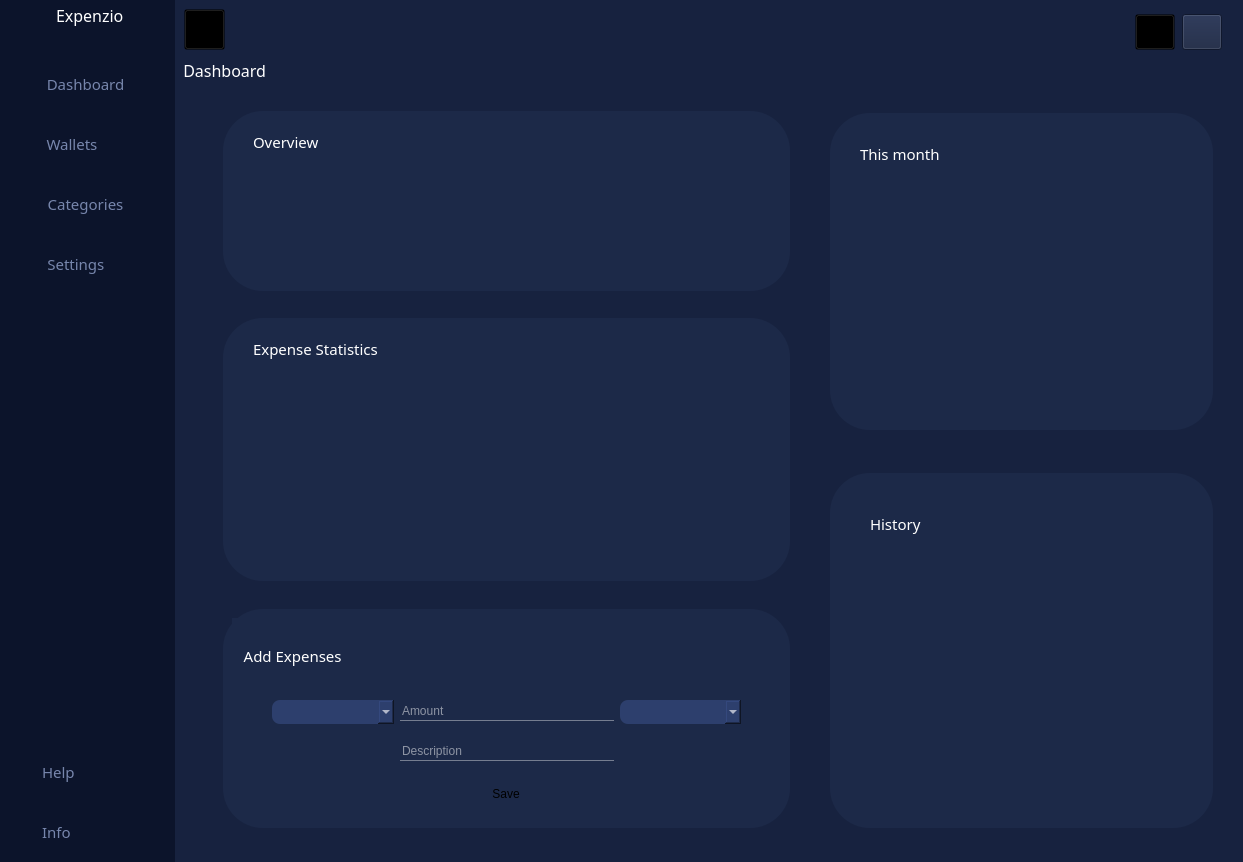
Old version of the form HOMEWINDOW5.ui in the repository v4sud3v/MINI-PROJECT.
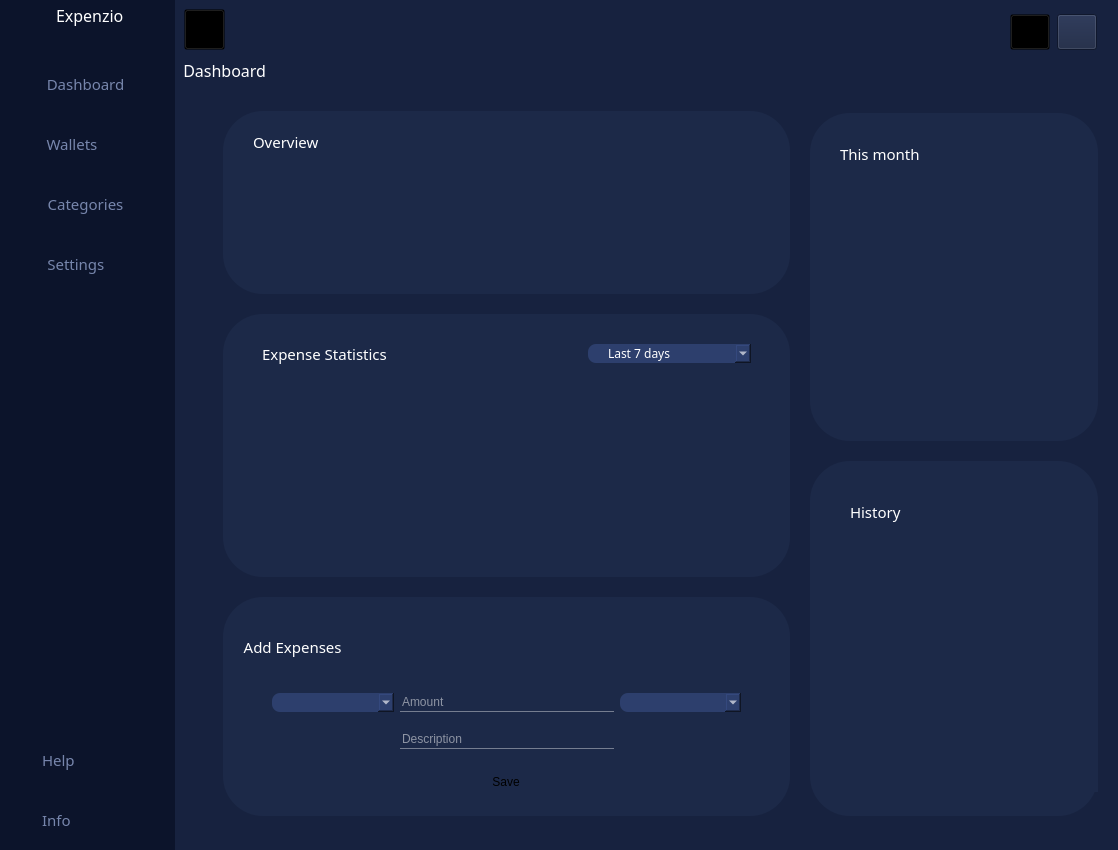
New version of the form. Icons and pictures are not drawn.

Patch:
```diff
--- a/HOMEWINDOW5.ui
+++ b/HOMEWINDOW5.ui
@@ -6,8 +6,8 @@
    <rect>
     <x>0</x>
     <y>0</y>
-    <width>1243</width>
-    <height>862</height>
+    <width>1118</width>
+    <height>850</height>
    </rect>
   </property>
   <property name="windowTitle">
@@ -689,7 +689,7 @@
            <item>
             <layout class="QHBoxLayout" name="horizontalLayout_6">
              <property name="spacing">
-              <number>0</number>
+              <number>20</number>
              </property>
              <property name="sizeConstraint">
               <enum>QLayout::SetDefaultConstraint</enum>
@@ -700,10 +700,13 @@
              <property name="topMargin">
               <number>29</number>
              </property>
+             <property name="rightMargin">
+              <number>20</number>
+             </property>
              <item>
               <layout class="QVBoxLayout" name="verticalLayout_9">
                <property name="spacing">
-                <number>6</number>
+                <number>20</number>
                </property>
                <property name="leftMargin">
                 <number>31</number>
@@ -789,22 +792,6 @@
                  </widget>
                 </widget>
                </item>
-               <item>
-                <spacer name="verticalSpacer">
-                 <property name="orientation">
-                  <enum>Qt::Vertical</enum>
-                 </property>
-                 <property name="sizeType">
-                  <enum>QSizePolicy::Preferred</enum>
-                 </property>
-                 <property name="sizeHint" stdset="0">
-                  <size>
-                   <width>20</width>
-                   <height>40</height>
-                  </size>
-                 </property>
-                </spacer>
-               </item>
                <item>
                 <widget class="QFrame" name="Statistics_frame">
                  <property name="sizePolicy">
@@ -846,59 +833,159 @@
                  <property name="lineWidth">
                   <number>0</number>
                  </property>
-                 <widget class="QLabel" name="label_2">
-                  <property name="geometry">
-                   <rect>
-                    <x>30</x>
-                    <y>20</y>
-                    <width>151</width>
-                    <height>21</height>
-                   </rect>
-                  </property>
-                  <property name="font">
-                   <font>
-                    <family>Century Gothic</family>
-                    <pointsize>11</pointsize>
-                    <weight>50</weight>
-                    <italic>false</italic>
-                    <bold>false</bold>
-                   </font>
-                  </property>
-                  <property name="styleSheet">
-                   <string notr="true">color:#fff</string>
-                  </property>
-                  <property name="text">
-                   <string>Expense Statistics</string>
-                  </property>
-                 </widget>
-                 <widget class="QWidget" name="widget_3" native="true">
-                  <property name="geometry">
-                   <rect>
-                    <x>30</x>
-                    <y>60</y>
-                    <width>511</width>
-                    <height>171</height>
-                   </rect>
-                  </property>
-                 </widget>
+                 <layout class="QVBoxLayout" name="verticalLayout">
+                  <item>
+                   <layout class="QHBoxLayout" name="horizontalLayout_11">
+                    <property name="spacing">
+                     <number>0</number>
+                    </property>
+                    <property name="leftMargin">
+                     <number>30</number>
+                    </property>
+                    <property name="topMargin">
+                     <number>20</number>
+                    </property>
+                    <property name="rightMargin">
+                     <number>30</number>
+                    </property>
+                    <item>
+                     <widget class="QLabel" name="label_2">
+                      <property name="sizePolicy">
+                       <sizepolicy hsizetype="Expanding" vsizetype="Preferred">
+                        <horstretch>0</horstretch>
+                        <verstretch>0</verstretch>
+                       </sizepolicy>
+                      </property>
+                      <property name="font">
+                       <font>
+                        <family>Century Gothic</family>
+                        <pointsize>11</pointsize>
+                        <weight>50</weight>
+                        <italic>false</italic>
+                        <bold>false</bold>
+                       </font>
+                      </property>
+                      <property name="toolTipDuration">
+                       <number>0</number>
+                      </property>
+                      <property name="styleSheet">
+                       <string notr="true">color:#fff</string>
+                      </property>
+                      <property name="text">
+                       <string>Expense Statistics</string>
+                      </property>
+                     </widget>
+                    </item>
+                    <item>
+                     <spacer name="horizontalSpacer_3">
+                      <property name="orientation">
+                       <enum>Qt::Horizontal</enum>
+                      </property>
+                      <property name="sizeType">
+                       <enum>QSizePolicy::Expanding</enum>
+                      </property>
+                      <property name="sizeHint" stdset="0">
+                       <size>
+                        <width>30</width>
+                        <height>20</height>
+                       </size>
+                      </property>
+                     </spacer>
+                    </item>
+                    <item>
+                     <widget class="QComboBox" name="comboBox_3">
+                      <property name="sizePolicy">
+                       <sizepolicy hsizetype="Expanding" vsizetype="Fixed">
+                        <horstretch>0</horstretch>
+                        <verstretch>0</verstretch>
+                       </sizepolicy>
+                      </property>
+                      <property name="minimumSize">
+                       <size>
+                        <width>111</width>
+                        <height>4</height>
+                       </size>
+                      </property>
+                      <property name="maximumSize">
+                       <size>
+                        <width>16777215</width>
+                        <height>16777215</height>
+                       </size>
+                      </property>
+                      <property name="sizeIncrement">
+                       <size>
+                        <width>0</width>
+                        <height>0</height>
+                       </size>
+                      </property>
+                      <property name="font">
+                       <font>
+                        <family>Century Gothic</family>
+                        <pointsize>9</pointsize>
+                        <weight>50</weight>
+                        <italic>false</italic>
+                        <bold>false</bold>
+                       </font>
+                      </property>
+                      <property name="layoutDirection">
+                       <enum>Qt::LeftToRight</enum>
+                      </property>
+                      <property name="styleSheet">
+                       <string notr="true">*{color:#fff;
+background-color: rgb(45, 63, 109);
+border-radius:8px;}
+QComboBox{
+	padding-left: 20px;
+
+}
+QComboBox::drop-down {
+	
+	image: url(:/icon/icons/chevron-down.svg);
+    width: 16px;
+    height: 16px;
+	border: none;
+	padding: 3px
+}
+
+</string>
+                      </property>
+                      <property name="editable">
+                       <bool>false</bool>
+                      </property>
+                      <property name="currentIndex">
+                       <number>0</number>
+                      </property>
+                      <property name="iconSize">
+                       <size>
+                        <width>20</width>
+                        <height>20</height>
+                       </size>
+                      </property>
+                      <item>
+                       <property name="text">
+                        <string>Last 7 days</string>
+                       </property>
+                      </item>
+                      <item>
+                       <property name="text">
+                        <string>Last month</string>
+                       </property>
+                      </item>
+                      <item>
+                       <property name="text">
+                        <string>Last Year</string>
+                       </property>
+                      </item>
+                     </widget>
+                    </item>
+                   </layout>
+                  </item>
+                  <item>
+                   <widget class="QWidget" name="widget_3" native="true"/>
+                  </item>
+                 </layout>
                 </widget>
                </item>
-               <item>
-                <spacer name="verticalSpacer_4">
-                 <property name="orientation">
-                  <enum>Qt::Vertical</enum>
-                 </property>
-                 <property name="sizeType">
-                  <enum>QSizePolicy::Preferred</enum>
-                 </property>
-                 <property name="sizeHint" stdset="0">
-                  <size>
-                   <width>20</width>
-                   <height>40</height>
-                  </size>
-                 </property>
-                </spacer>
-               </item>
                <item>
                 <widget class="QFrame" name="Expense_Frame">
                  <property name="sizePolicy">
@@ -1055,7 +1142,7 @@
                             <property name="font">
                              <font>
                               <family>Century Gothic</family>
-                              <pointsize>11</pointsize>
+                              <pointsize>9</pointsize>
                               <weight>50</weight>
                               <italic>false</italic>
                               <bold>false</bold>
@@ -1164,7 +1251,7 @@
                             <property name="font">
                              <font>
                               <family>Century Gothic</family>
-                              <pointsize>11</pointsize>
+                              <pointsize>9</pointsize>
                               <weight>50</weight>
                               <italic>false</italic>
                               <bold>false</bold>
@@ -1377,24 +1464,11 @@
                </item>
               </layout>
              </item>
-             <item>
-              <spacer name="horizontalSpacer_2">
-               <property name="orientation">
-                <enum>Qt::Horizontal</enum>
-               </property>
-               <property name="sizeType">
-                <enum>QSizePolicy::Preferred</enum>
-               </property>
-               <property name="sizeHint" stdset="0">
-                <size>
-                 <width>40</width>
-                 <height>18</height>
-                </size>
-               </property>
-              </spacer>
-             </item>
              <item>
               <layout class="QVBoxLayout" name="verticalLayout_8">
+               <property name="spacing">
+                <number>20</number>
+               </property>
                <property name="topMargin">
                 <number>2</number>
                </property>
@@ -1479,28 +1553,6 @@
                  </widget>
                 </widget>
                </item>
-               <item>
-                <spacer name="verticalSpacer_5">
-                 <property name="minimumSize">
-                  <size>
-                   <width>23</width>
-                   <height>43</height>
-                  </size>
-                 </property>
-                 <property name="orientation">
-                  <enum>Qt::Vertical</enum>
-                 </property>
-                 <property name="sizeType">
-                  <enum>QSizePolicy::Preferred</enum>
-                 </property>
-                 <property name="sizeHint" stdset="0">
-                  <size>
-                   <width>20</width>
-                   <height>40</height>
-                  </size>
-                 </property>
-                </spacer>
-               </item>
                <item>
                 <widget class="QFrame" name="History_frame">
                  <property name="sizePolicy">
@@ -1581,40 +1633,8 @@
                </item>
               </layout>
              </item>
-             <item>
-              <spacer name="horizontalSpacer_4">
-               <property name="orientation">
-                <enum>Qt::Horizontal</enum>
-               </property>
-               <property name="sizeType">
-                <enum>QSizePolicy::Preferred</enum>
-               </property>
-               <property name="sizeHint" stdset="0">
-                <size>
-                 <width>30</width>
-                 <height>18</height>
-                </size>
-               </property>
-              </spacer>
-             </item>
             </layout>
            </item>
-           <item>
-            <spacer name="verticalSpacer_6">
-             <property name="orientation">
-              <enum>Qt::Vertical</enum>
-             </property>
-             <property name="sizeType">
-              <enum>QSizePolicy::Preferred</enum>
-             </property>
-             <property name="sizeHint" stdset="0">
-              <size>
-               <width>20</width>
-               <height>24</height>
-              </size>
-             </property>
-            </spacer>
-           </item>
           </layout>
          </widget>
          <widget class="QWidget" name="page_2">
```
Left out of the diff: 40 changed lines with no effect on the pictures.
